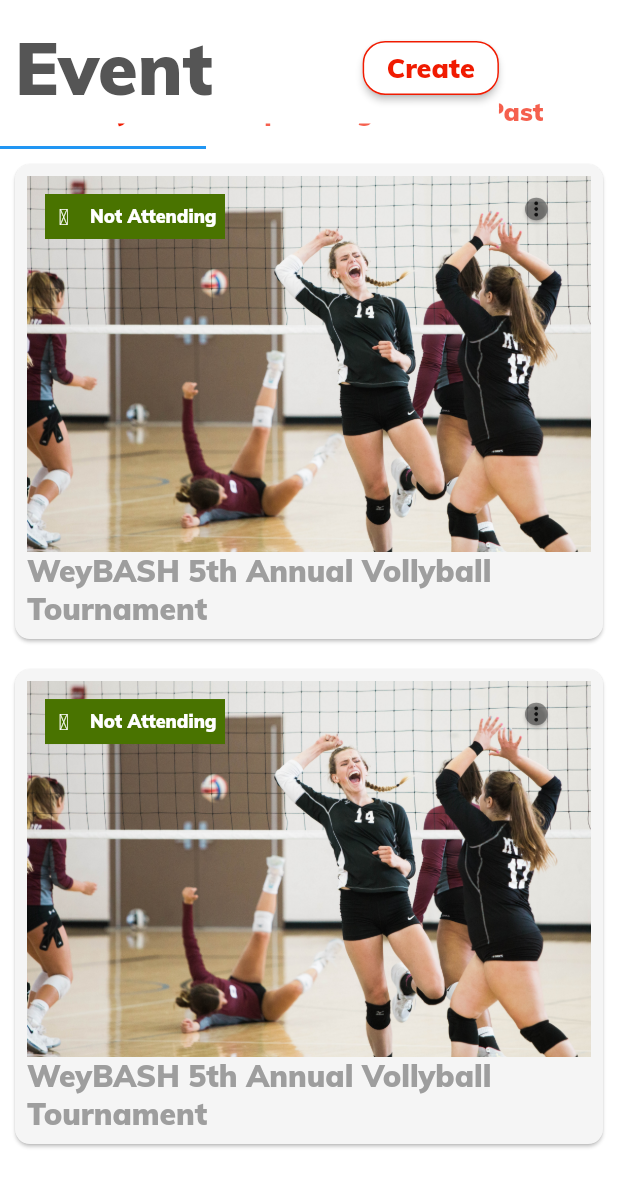
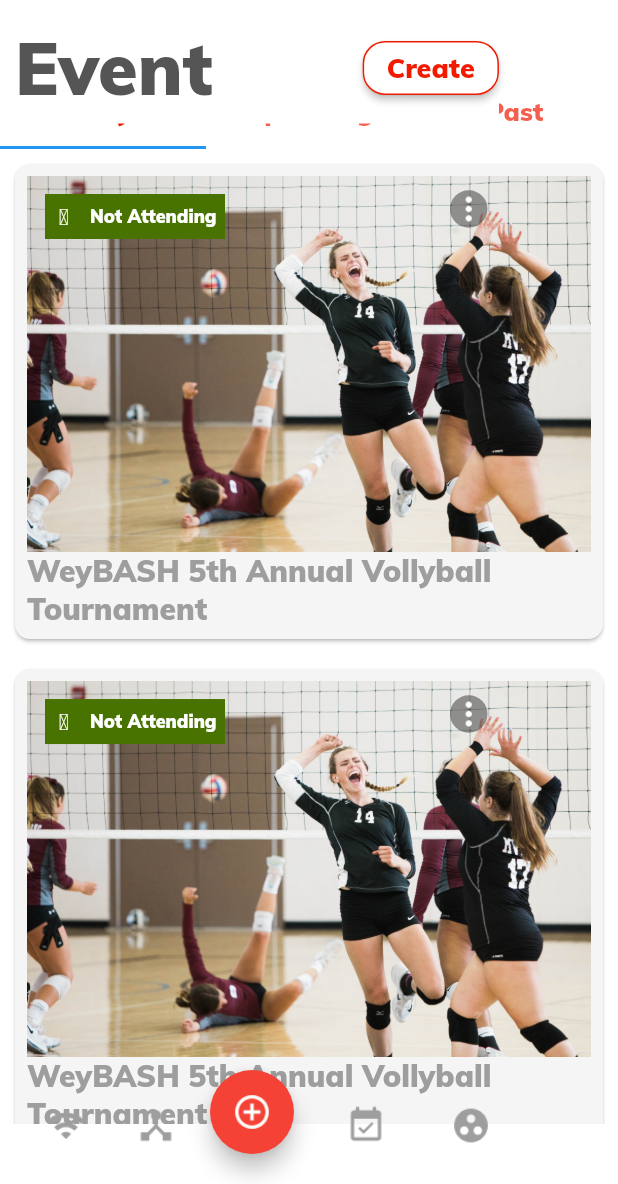
Before and after one commit to panchamsheoran77/mini_task2, a Flutter app: the screen it shows after launch, on a phone screen of 412 x 824 dp, the part 52-1236 px from its top. Run offline on Flutter 3.47's test engine with Material 2 defaults, Android fonts, the phone set to English and light mode, and no system bars; our stand-ins replace font_awesome_flutter.

Commit message:
update push

```diff
--- /dev/null
+++ b/lib/bottomNavBar.dart
@@ -0,0 +1,97 @@
+import 'package:flutter/material.dart';
+
+class bottomNavBar extends StatelessWidget{
+  Function _icn1,_icn2,_icn3,_icn4,_icn5;
+
+  bottomNavBar({@required Function icn1Function,@required Function icn2Function,@required Function icn3Function,@required Function icn4Function,@required Function icn5Function,}){
+    _icn1 = icn1Function;
+    _icn2 = icn2Function;
+    _icn3 = icn3Function;
+    _icn4 = icn4Function;
+    _icn5 = icn5Function;
+  }
+
+  @override
+  Widget build(BuildContext context) {
+    return SizedBox(
+      height: 30,
+      child:Stack(
+        overflow: Overflow.visible,
+        alignment: new FractionalOffset(.5, 1.0),
+        children: [
+          Positioned(
+            left: 0,
+            bottom:5 ,
+            child: RaisedButton(
+              onPressed: _icn1,
+              elevation: 0,
+              color: Colors.transparent,
+              child: ImageIcon(
+              AssetImage("images/wifi.png"),
+              size: 27,
+              color: Colors.grey,
+            ),
+          ),
+          ),
+          Positioned(
+            left: 60,
+            bottom:5 ,
+            child: RaisedButton(
+              onPressed: _icn2,
+              elevation: 0,
+              color: Colors.transparent,
+              child: ImageIcon(
+                AssetImage("images/share.png"),
+                size: 27,
+                color: Colors.grey,
+              ),
+            ),
+          ),
+          Positioned(
+            left: 140,
+            bottom: 10,
+            child: new FloatingActionButton(
+
+//                        notchMargin: 24.0,
+              backgroundColor: Colors.red,
+              onPressed: _icn3,
+              child: ImageIcon(
+                AssetImage("images/circle_add.png"),
+                size: 27,
+              ),
+            ),
+          ),
+          Positioned(
+            left: 200,
+            bottom:5 ,
+            child: RaisedButton(
+              onPressed: _icn4,
+              elevation: 0,
+              color: Colors.transparent,
+              child: ImageIcon(
+                AssetImage("images/calc_add.png"),
+                size: 27,
+                color: Colors.grey,
+              ),
+            ),
+          ),
+          Positioned(
+            left: 270,
+            bottom:5 ,
+            child: RaisedButton(
+              onPressed: _icn5,
+              elevation: 0,
+              color: Colors.transparent,
+              child: ImageIcon(
+                AssetImage("images/group_icon.png"),
+                size: 27,
+                color: Colors.grey,
+              ),
+            ),
+          ),
+        ],
+      ),
+    );
+  }
+
+}
--- a/lib/main.dart
+++ b/lib/main.dart
@@ -1,15 +1,16 @@
 import 'package:flutter/material.dart';
 import 'package:flutter/services.dart';
+import 'package:mini_task2/bottomNavBar.dart';
 import 'package:mini_task2/systemInfoBar.dart';
 import 'package:mini_task2/todayTab.dart';
-
-import 'headingBar.dart';
+import 'package:mini_task2/headingBar.dart';
 
 void main() => runApp(app());
 
 class app extends StatelessWidget {
   @override
   Widget build(BuildContext context) {
+    int index = 0;
     // TODO: implement build
     SystemChrome.setEnabledSystemUIOverlays([]);
     return MaterialApp(
@@ -77,6 +78,13 @@ class app extends StatelessWidget {
                     ],
                   ),
                 ),
+                bottomNavigationBar:bottomNavBar(
+                  icn1Function: (){},
+                  icn2Function: (){},
+                  icn3Function: (){},
+                  icn4Function: (){},
+                  icn5Function: (){},
+                ),
               ),
             ),
           ),
--- a/lib/todayTab.dart
+++ b/lib/todayTab.dart
@@ -62,17 +62,18 @@ class todayTab extends StatelessWidget {
                         ],
                       ),
                     ),
-                    Card(
-                      shape: RoundedRectangleBorder(
-                        borderRadius: BorderRadius.circular(20),
+                    Container(
+                      decoration: BoxDecoration(
+                          shape: BoxShape.circle,
+                          color: Color(0x80333333)
                       ),
-                      color: Color(0xff80333333),
-                      margin: EdgeInsets.only(left: 200),
+                      margin: EdgeInsets.only(left: 150),
                       child: ImageIcon(
                         AssetImage("images/dots.png"),
-                        size: 15,
+                        size: 25,
+                        color: Colors.white,
                       ),
-                    )
+                    ),
                   ],
                 ),
               ),
```
Also changed, not shown: images/calc_add.png (added), images/circle_add.png (added), images/group_icon.png (added), images/share.png (added), images/wifi.png (added).
